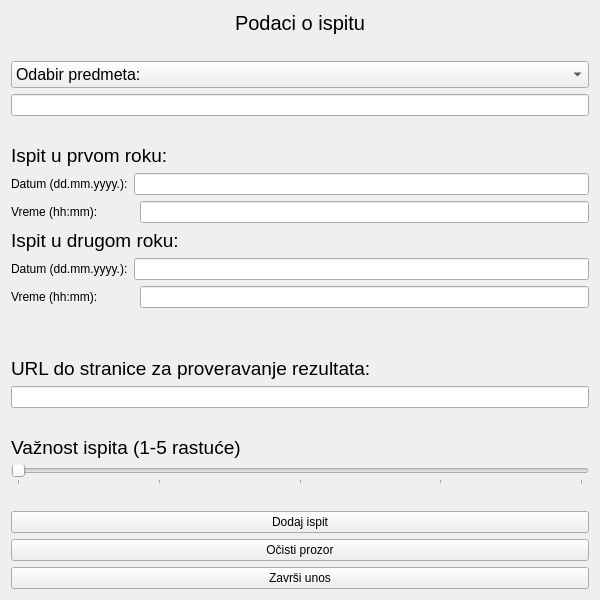
This is Planer/MatfPlaner/forms/InsertExams.ui in stenjo1/MATF_Planner as Qt 5 draws it before an edit. The edited form follows.
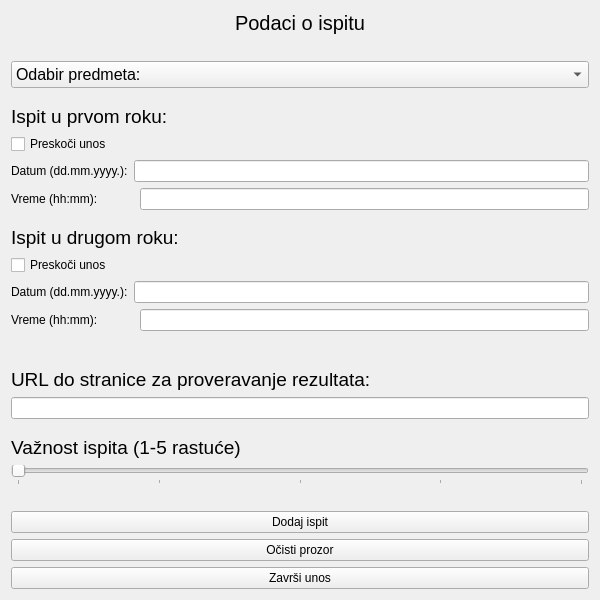
This is the edited form.

Commit message: improved InsertExams and fixed ExamsOverview

```diff
--- a/Planer/MatfPlaner/forms/InsertExams.ui
+++ b/Planer/MatfPlaner/forms/InsertExams.ui
@@ -50,9 +50,6 @@
      </item>
     </widget>
    </item>
-   <item>
-    <widget class="QLineEdit" name="lineEdit"/>
-   </item>
    <item>
     <spacer name="verticalSpacer_2">
      <property name="orientation">
@@ -78,6 +75,13 @@
      </property>
     </widget>
    </item>
+   <item>
+    <widget class="QCheckBox" name="checkBox1">
+     <property name="text">
+      <string>Preskoči unos</string>
+     </property>
+    </widget>
+   </item>
    <item>
     <layout class="QHBoxLayout" name="horizontalLayout_2">
      <item>
@@ -106,6 +110,19 @@
      </item>
     </layout>
    </item>
+   <item>
+    <spacer name="verticalSpacer_4">
+     <property name="orientation">
+      <enum>Qt::Vertical</enum>
+     </property>
+     <property name="sizeHint" stdset="0">
+      <size>
+       <width>20</width>
+       <height>40</height>
+      </size>
+     </property>
+    </spacer>
+   </item>
    <item>
     <widget class="QLabel" name="label">
      <property name="font">
@@ -118,6 +135,13 @@
      </property>
     </widget>
    </item>
+   <item>
+    <widget class="QCheckBox" name="checkBox2">
+     <property name="text">
+      <string>Preskoči unos</string>
+     </property>
+    </widget>
+   </item>
    <item>
     <layout class="QHBoxLayout" name="horizontalLayout_4">
      <item>
```
The commit also changes 11 other files.
